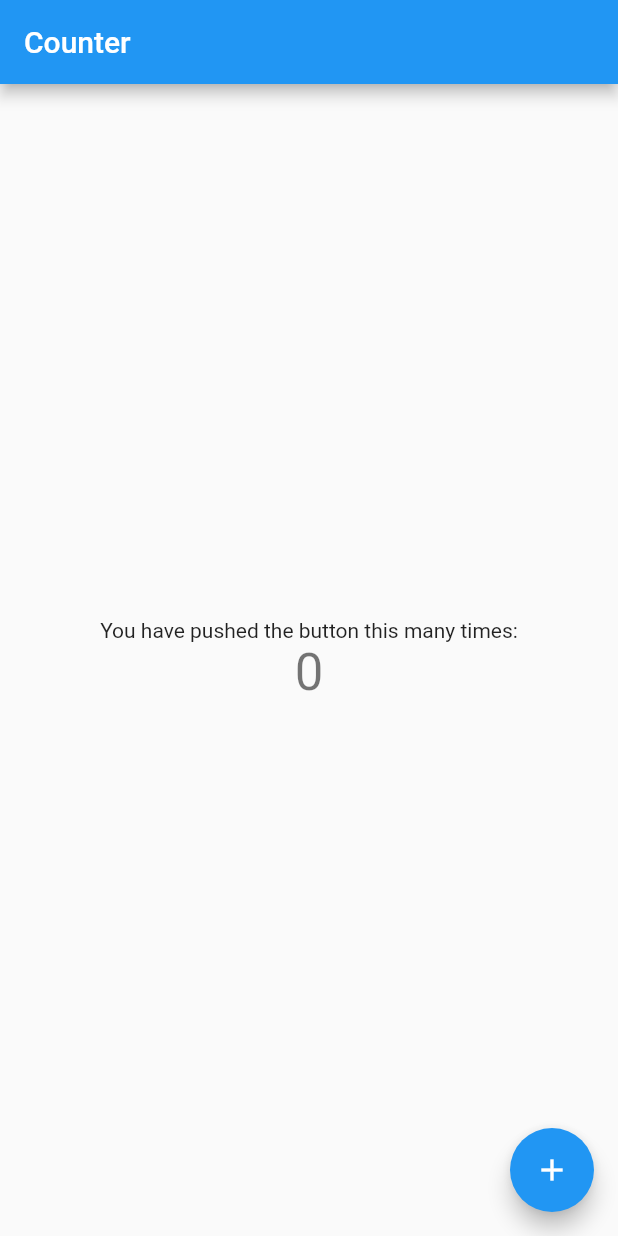
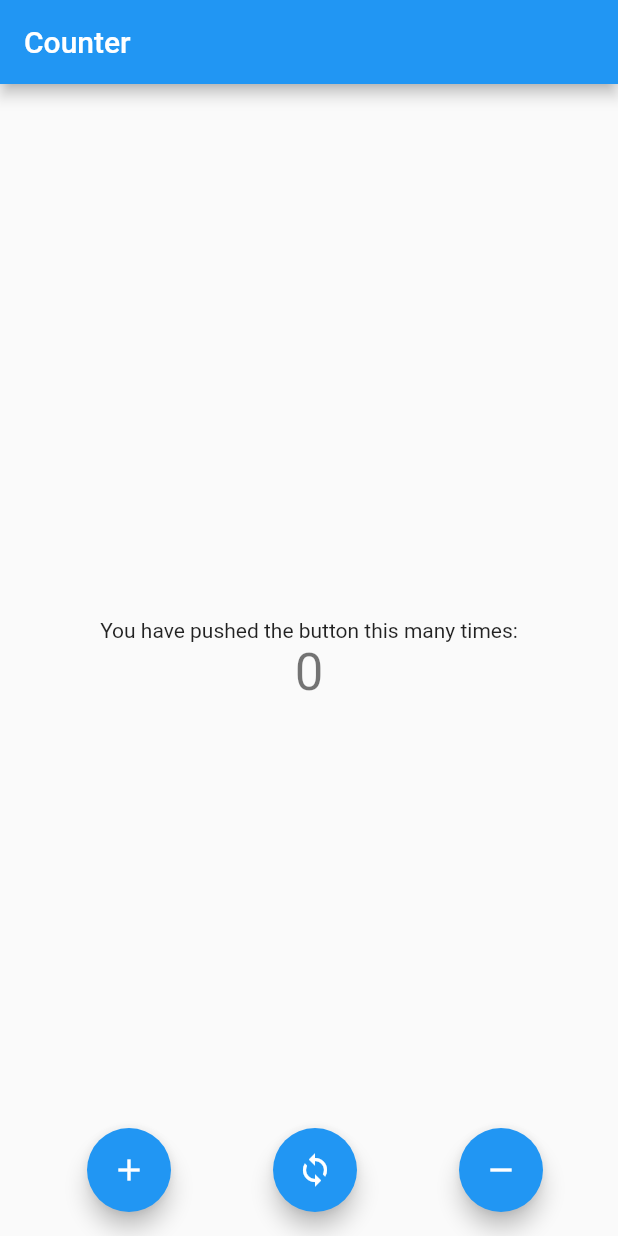
Before and after one commit to revanthRaghuPrasad/Counter_app-BLoC, a Flutter app: the screen it shows after launch, after a tap on the "add" icon, on a phone screen of 412 x 824 dp. Run offline on Flutter 3.47's test engine with Material 2 defaults, Android fonts, the phone set to English and light mode, and no system bars; statements that could not run were skipped.

Commit message:
UI compleated

```diff
--- a/lib/main.dart
+++ b/lib/main.dart
@@ -48,6 +48,7 @@ class _MyHomePageState extends State<MyHomePage> {
               'You have pushed the button this many times:',
             ),
             StreamBuilder(
+              initialData: 0,
               stream: counterBloc.counterStream,
               builder: (context, snapshot) {
                 return Text(
@@ -59,12 +60,34 @@ class _MyHomePageState extends State<MyHomePage> {
           ],
         ),
       ),
-      floatingActionButton: FloatingActionButton(
-        onPressed: () {
-          counterBloc.eventSink.add(CounterAction.Increment);
-        },
-        tooltip: 'Increment',
-        child: Icon(Icons.add),
+      floatingActionButton: Padding(
+        padding: const EdgeInsets.only(left: 40.0),
+        child: Row(
+          mainAxisAlignment: MainAxisAlignment.spaceAround,
+          children: [
+            FloatingActionButton(
+              onPressed: () {
+                counterBloc.eventSink.add(CounterAction.Increment);
+              },
+              tooltip: 'Increment',
+              child: Icon(Icons.add),
+            ),
+            FloatingActionButton(
+              onPressed: () {
+                counterBloc.eventSink.add(CounterAction.Reset);
+              },
+              tooltip: 'Reset',
+              child: Icon(Icons.loop),
+            ),
+            FloatingActionButton(
+              onPressed: () {
+                counterBloc.eventSink.add(CounterAction.Decrement);
+              },
+              tooltip: 'Decrement',
+              child: Icon(Icons.remove),
+            )
+          ],
+        ),
       ),
     );
   }
```
